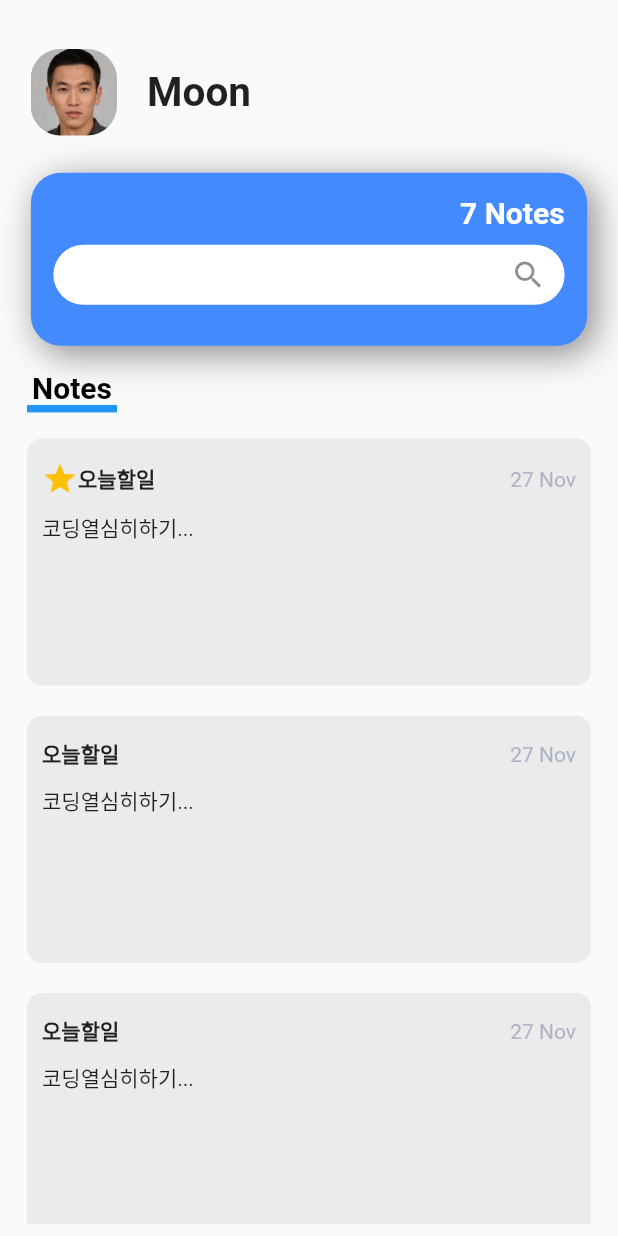
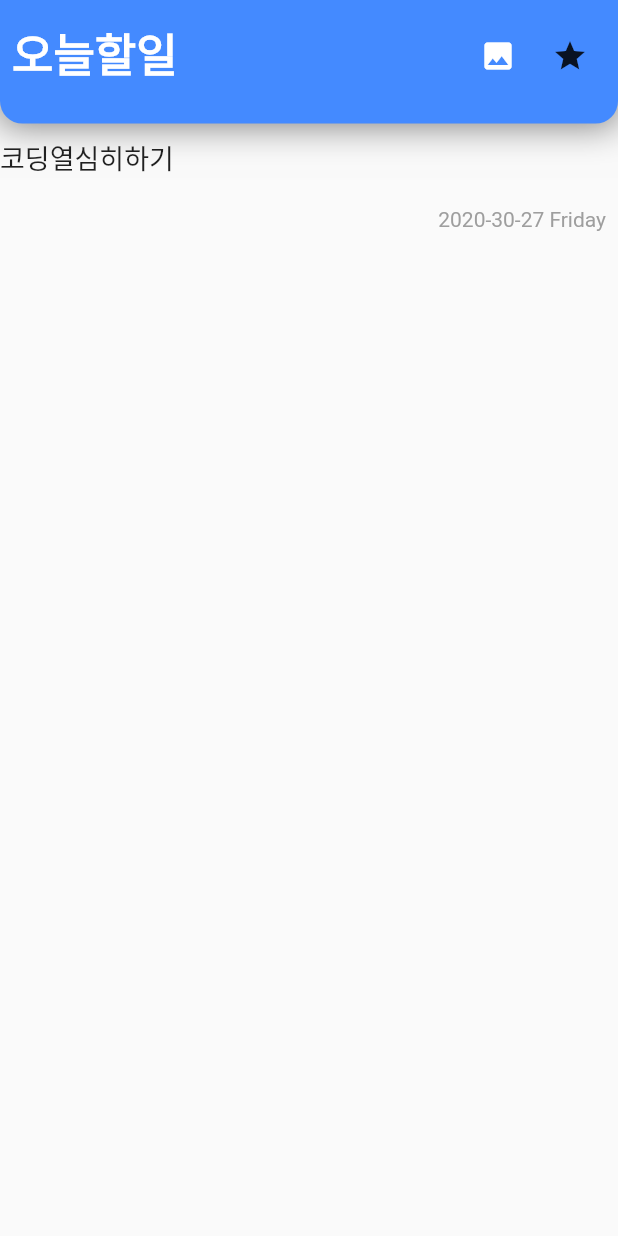
Before and after one commit to mju3356/Moon-s-Notes, a Flutter app: the screen it shows after launch, after a tap on "오늘할일", on a phone screen of 412 x 824 dp. Run offline on Flutter 3.47's test engine with Material 2 defaults, Android fonts, the phone set to English and light mode, and no system bars; our stand-ins replace image_picker.

Commit message:
2020-11-30

```diff
--- a/lib/main.dart
+++ b/lib/main.dart
@@ -1,6 +1,5 @@
 import 'package:flutter/material.dart';
-import 'package:flutter_notes_app_v1/screens/login_page.dart';
-import 'package:flutter_notes_app_v1/screens/main_page.dart';
+import 'screens/main_page.dart';
 
 void main() {
   runApp(MyApp());
--- a/lib/model/notes.dart
+++ b/lib/model/notes.dart
@@ -1,16 +1,20 @@
+import 'dart:io';
+
 import 'package:flutter/material.dart';
 
 class Note {
   final String title;
   final DateTime date;
-  final bool important;
-  final String image;
+  bool important;
+  final File image;
   final String content;
+  bool delete;
 
   Note.fromMap(Map<String, dynamic> map)
       : title = map['title'],
         date = map['date'],
         important = map['important'],
         image = map['image'],
-        content = map['content'];
+        content = map['content'],
+        delete = false;
 }
--- /dev/null
+++ b/lib/screens/detail_page.dart
@@ -0,0 +1,149 @@
+import 'dart:io';
+
+import 'package:flutter/material.dart';
+import 'package:flutter_notes_app_v1/model/notes.dart';
+import 'package:image_picker/image_picker.dart';
+import 'package:intl/intl.dart';
+
+class DetailPage extends StatefulWidget {
+  Note note;
+
+  DetailPage({this.note});
+
+  @override
+  _DetailPageState createState() => _DetailPageState();
+}
+
+class _DetailPageState extends State<DetailPage> {
+  final TextEditingController _contentController = TextEditingController();
+  final TextEditingController _titleController = TextEditingController();
+  final DateFormat _dateFormat = DateFormat('yyyy-mm-dd EEEE');
+  File _image;
+  final picker = ImagePicker();
+
+  @override
+  void initState() {
+    // TODO: implement initState
+    super.initState();
+    _contentController.text = widget.note.content;
+    _titleController.text=widget.note.title;
+  }
+
+  @override
+  Widget build(BuildContext context) {
+    Size size=MediaQuery.of(context).size;
+    double width=size.width;
+    double height=size.height;
+    return SafeArea(
+      child: Scaffold(
+        // appBar: AppBar(
+        //
+        //
+        //   title: Text(
+        //     widget.note.title,
+        //     style: TextStyle(color: Colors.black, fontWeight: FontWeight.bold),
+        //   ),
+        //   backgroundColor: Colors.white,
+        //   iconTheme: IconThemeData(color: Colors.black),
+        //   actions: [
+        //     IconButton(icon: Icon(Icons.image), onPressed: getImage),
+        //     IconButton(
+        //         icon: Icon(Icons.star,
+        //             color: widget.note.important ? Colors.amber : Colors.grey),
+        //         onPressed: () {
+        //           setState(() {
+        //             //추가필요
+        //           });
+        //         })
+        //   ],
+        // ),
+        body: Column(
+          children: [
+            Container(
+              child: Stack(
+                children: [
+                  Container(
+                    width: width,
+                    height: height*0.03,
+                    color: Colors.blueAccent,
+                  ),
+                  Container(
+                    width: width,
+                    height: height*0.10,
+
+                    decoration: BoxDecoration(
+                      borderRadius: BorderRadius.circular(15),
+                      color: Colors.blueAccent,
+                    ),
+                  ),
+                  Padding(
+                    padding: const EdgeInsets.all(8.0),
+                    child: Row(
+                      children: [
+                        Expanded(
+                          child: TextField(
+                            controller: _titleController,
+                            decoration: InputDecoration(
+                              border: InputBorder.none,
+                            ),
+                            style: TextStyle(
+                              color: Colors.white,
+                              fontWeight: FontWeight.bold,
+                              fontSize: 30
+                            ),
+                          ),
+                        ),
+                        IconButton(icon: Icon(Icons.image,
+                        color: Colors.white,), onPressed: getImage),
+                        IconButton(icon: Icon(Icons.star), onPressed: (){})
+                      ],
+                    ),
+                  )
+                ],
+              ),
+              decoration: BoxDecoration(
+                boxShadow: [BoxShadow(
+                  color: Colors.black54,
+                  blurRadius:20
+                )]
+              ),
+            ),
+            Expanded(
+              child: ListView(
+                children: [
+                  Column(
+                    crossAxisAlignment: CrossAxisAlignment.end,
+                    children: [
+                      _image == null ? Container() : Image.file(_image),
+                      TextField(
+                        controller: _contentController,
+                        keyboardType: TextInputType.multiline,
+                        maxLines: null,
+                        decoration: InputDecoration(border: InputBorder.none),
+                        style: TextStyle(
+                          fontSize: 18
+                        ),
+                      ),
+                      Padding(
+                        padding: const EdgeInsets.all(8.0),
+                        child: Text(_dateFormat.format(widget.note.date),
+                            style: TextStyle(color: Colors.grey)),
+                      ),
+                    ],
+                  )
+                ],
+              ),
+            ),
+          ],
+        ),
+      ),
+    );
+  }
+
+  Future getImage() async {
+    final pickFile = await picker.getImage(source: ImageSource.gallery);
+    setState(() {
+      _image = File(pickFile.path);
+    });
+  }
+}
--- a/lib/screens/main_page.dart
+++ b/lib/screens/main_page.dart
@@ -2,8 +2,8 @@ import 'package:flutter/cupertino.dart';
 import 'package:flutter/foundation.dart';
 import 'package:flutter/material.dart';
 import 'package:flutter_notes_app_v1/model/notes.dart';
+import 'package:flutter_notes_app_v1/screens/detail_page.dart';
 import 'package:intl/intl.dart';
-
 
 class MainPage extends StatefulWidget {
   @override
@@ -13,63 +13,46 @@ class MainPage extends StatefulWidget {
 class _MainPageState extends State<MainPage> {
   //임의 데이터
   List<Note> notes = [
-
     Note.fromMap({
       'title': '오늘할일',
-      'date': DateTime(2020, 11, 27,21,30),
+      'date': DateTime(2020, 11, 27, 21, 30),
       'content': '코딩열심히하기',
       'important': true,
-      'image': 'No'
+      'image': null
     }),
     Note.fromMap({
       'title': '오늘할일',
-      'date': DateTime(2020, 11, 27,21,30),
+      'date': DateTime(2020, 11, 27, 21, 30),
       'content': '코딩열심히하기',
       'important': false,
-      'image': 'No'
+      'image': null
     }),
     Note.fromMap({
       'title': '오늘할일',
-      'date': DateTime(2020, 11, 27,21,30),
+      'date': DateTime(2020, 11, 27, 21, 30),
       'content': '코딩열심히하기',
       'important': false,
-      'image': 'No'
+      'image': null
     }),
     Note.fromMap({
       'title': '오늘할일',
-      'date': DateTime(2020, 11, 27,21,30),
+      'date': DateTime(2020, 11, 27, 21, 30),
       'content': '코딩열심히하기',
       'important': false,
-      'image': 'No'
+      'image': null
     }),
     Note.fromMap({
       'title': '오늘할일',
-      'date': DateTime(2020, 11, 27,21,30),
-      'content': '코딩열심히하기코딩열심히하\n기코딩열\n심히하기코딩열심히하기코딩열심히하기코딩열심히하기코딩열심히하기코딩열심히하기코딩열심히하기코딩열심히하기코딩열심히하기코딩열심히하기코딩열심히하기코딩열심히하기코딩열심히하기코딩열심히하기코딩열심히하기코딩열심히하기',
+      'date': DateTime(2020, 11, 27, 21, 30),
+      'content':
+          '코딩열심히하기코딩열심히하\n기코딩열\n심히하기코딩열심히하기코딩열심히하기코딩열심히하기코딩열심히하기코딩열심히하기코딩열심히하기코딩열심히하기코딩열심히하기코딩열심히하기코딩열심히하기코딩열심히하기코딩열심히하기코딩열심히하기코딩열심히하기코딩열심히하기',
       'important': true,
-      'image': 'No'
+      'image': null
     }),
-        Note.fromMap({
-      'title': '오늘할일',
-      'date': DateTime(2020, 11, 27,21,30),
-      'content': '코딩열심히하기',
-      'important': true,
-      'image': 'No'
-    }),
-        Note.fromMap({
-      'title': '오늘할일',
-      'date': DateTime(2020, 11, 27,21,30),
-      'content': '코딩열심히하기',
-      'important': true,
-      'image': 'No'
-    }),
-
-
   ];
   TextEditingController _controller = TextEditingController();
-  final DateFormat _dateFormat =DateFormat('dd MMM');
-
-
+  final DateFormat _dateFormat = DateFormat('dd MMM');
+  bool _delete = false;
 
   @override
   Widget build(BuildContext context) {
@@ -77,12 +60,24 @@ class _MainPageState extends State<MainPage> {
     double height = size.height;
     double width = size.width;
 
-    return SafeArea(
-        child: Scaffold(
+    return Scaffold(
+      floatingActionButton: FloatingActionButton(
+        child: Icon(
+          Icons.edit,
+          color: Colors.white,
+        ),
+        onPressed: () {
+          Navigator.push(
+              context,
+              MaterialPageRoute(
+                  builder: (context) => DetailPage(
+                        note: _createNote(),
+                      )));
+        },
+      ),
       body: Padding(
         padding: const EdgeInsets.all(8.0),
         child: Column(
-
           children: [
             SizedBox(
               height: height * 0.03,
@@ -113,19 +108,18 @@ class _MainPageState extends State<MainPage> {
               height: height * 0.03,
             ),
             Container(
-
               width: width * 0.9,
               height: height * 0.14,
               padding: EdgeInsets.all(15),
               decoration: BoxDecoration(
                   color: Colors.blueAccent,
                   borderRadius: BorderRadius.circular(20),
-                boxShadow:[BoxShadow(
-                  color: Colors.black45 ,
-                  offset: Offset(5,5),
-                  blurRadius: 20
-                )]
-              ),
+                  boxShadow: [
+                    BoxShadow(
+                        color: Colors.black45,
+                        offset: Offset(5, 5),
+                        blurRadius: 20)
+                  ]),
               child: Column(
                 crossAxisAlignment: CrossAxisAlignment.end,
                 children: [
@@ -147,7 +141,6 @@ class _MainPageState extends State<MainPage> {
                         border: OutlineInputBorder(
                           borderRadius: BorderRadius.circular(30),
                           borderSide: BorderSide(color: Colors.transparent),
-
                         ),
                         contentPadding: EdgeInsets.fromLTRB(15, 0, 0, 20),
                         fillColor: Colors.white,
@@ -160,25 +153,32 @@ class _MainPageState extends State<MainPage> {
                           borderSide: BorderSide(color: Colors.transparent),
                           borderRadius: BorderRadius.all(Radius.circular(30)),
                         ),
-
                       ),
                     ),
                   ),
                 ],
               ),
             ),
-            SizedBox(height: height*0.02,),
+            SizedBox(
+              height: height * 0.02,
+            ),
             Row(
               children: [
-                SizedBox(width: 10,),
+                SizedBox(
+                  width: 10,
+                ),
+                Row(
+
+                  children: [
                     Column(
                       children: [
-                    Text('Notes',
+                        Text(
+                          'Notes',
                           style: TextStyle(
                               fontWeight: FontWeight.bold,
                               color: Colors.black,
-                      fontSize: 20
-                    ),),
+                              fontSize: 20),
+                        ),
                         Container(
                           width: 60,
                           height: 5,
@@ -186,39 +186,81 @@ class _MainPageState extends State<MainPage> {
                         ),
                       ],
                     ),
+          SizedBox(width: width*0.53,),
+                    _delete
+                        ? SizedBox(
+                            height: height*0.04,
+                            child: RaisedButton(
+                              shape: RoundedRectangleBorder(
+                                  borderRadius: BorderRadius.circular(20)),
+                              color: Colors.red,
+                              onPressed: () {},
+                              child: Text('DEL',style: TextStyle(
+                                fontSize: 20,
+                                fontWeight: FontWeight.bold,
+                                color: Colors.white
+                              ),),
+                            ))
+                        : Container()
                   ],
                 ),
-            SizedBox(height: height*0.009,),
-
+              ],
+            ),
+            SizedBox(
+              height: height * 0.009,
+            ),
             Expanded(
               child: ListView(
                 shrinkWrap: true,
                 physics: AlwaysScrollableScrollPhysics(),
-                children: _createNotes(notes, height, width,_dateFormat),
+                children: _createNotes(notes, height, width, _dateFormat),
               ),
             )
           ],
         ),
       ),
-    ));
+    );
   }
 
-  List<Widget> _createNotes(List<Note> notes, double height, double width,DateFormat _dateFormatter) {
+  Note _createNote() {
+    notes.add(Note.fromMap({
+      'title': '제목',
+      'date': DateTime.now(),
+      'content': '내용',
+      'important': false,
+      'image': null
+    }));
+    return notes.last;
+  }
+
+  List<Widget> _createNotes(List<Note> notes, double height, double width,
+      DateFormat _dateFormatter) {
     List<Widget> results = [];
     for (int i = 0; i < notes.length; i++) {
       results.add(Padding(
         padding: EdgeInsets.all(10),
-        child: InkWell(
-          onTap: (){
+        child: GestureDetector(
+          onLongPress: () {
+            setState(() {
+              _delete = !_delete;
+            });
+          },
+          onTap: () {
+            Navigator.push(
+                context,
+                MaterialPageRoute(
+                    builder: (context) => DetailPage(
+                          note: notes[i],
+                        )));
           },
           child: Container(
             height: height * 0.2,
             width: width * 0.9,
             decoration: BoxDecoration(
-                color: Color.fromRGBO(235, 235, 235,1),
+                color: Color.fromRGBO(235, 235, 235, 1),
                 borderRadius: BorderRadius.circular(10)),
             child: Padding(
-              padding: const EdgeInsets.symmetric(horizontal: 10,vertical: 15),
+              padding: const EdgeInsets.symmetric(horizontal: 10, vertical: 15),
               child: Column(
                 crossAxisAlignment: CrossAxisAlignment.start,
                 children: [
@@ -227,7 +269,25 @@ class _MainPageState extends State<MainPage> {
                     children: [
                       Row(
                         children: [
-                          notes[i].important?Icon(Icons.star,color: Colors.amber,):Container(),
+                          _delete
+                              ? SizedBox(
+                                  width: 24,
+                                  height: 24,
+                                  child: Checkbox(
+                                      value: notes[i].delete,
+                                      onChanged: (value) {
+                                        setState(() {
+                                          notes[i].delete = value;
+                                        });
+                                      }),
+                                )
+                              : Container(),
+                          notes[i].important
+                              ? Icon(
+                                  Icons.star,
+                                  color: Colors.amber,
+                                )
+                              : Container(),
                           Text(
                             notes[i].title,
                             style: TextStyle(fontWeight: FontWeight.bold),
@@ -235,16 +295,22 @@ class _MainPageState extends State<MainPage> {
                         ],
                       ),
                       Text(
-                        _dateFormatter.format(notes[i].date,),
+                        _dateFormatter.format(
+                          notes[i].date,
+                        ),
                         style: TextStyle(
                           color: Color(0xFFAFB4C6),
                         ),
                       )
                     ],
                   ),
-                  SizedBox(height: 10,),
-                  Text(notes[i].content+'...',
-                  maxLines: 4,)
+                  SizedBox(
+                    height: 10,
+                  ),
+                  Text(
+                    notes[i].content,
+                    maxLines: 4,
+                  )
                 ],
               ),
             ),
--- a/pubspec.yaml
+++ b/pubspec.yaml
@@ -29,6 +29,8 @@ dependencies:
   # Use with the CupertinoIcons class for iOS style icons.
   cupertino_icons: ^1.0.0
   intl: ^0.16.1
+  image_picker: ^0.6.7+14
+
 
 dev_dependencies:
   flutter_test:
```
Also changed, not shown: pubspec.lock. Lines whose indentation alone changed are shown as unchanged.
